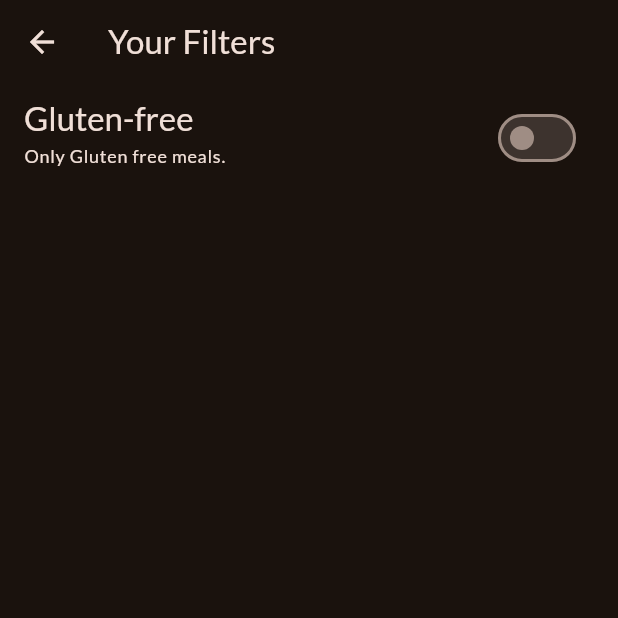
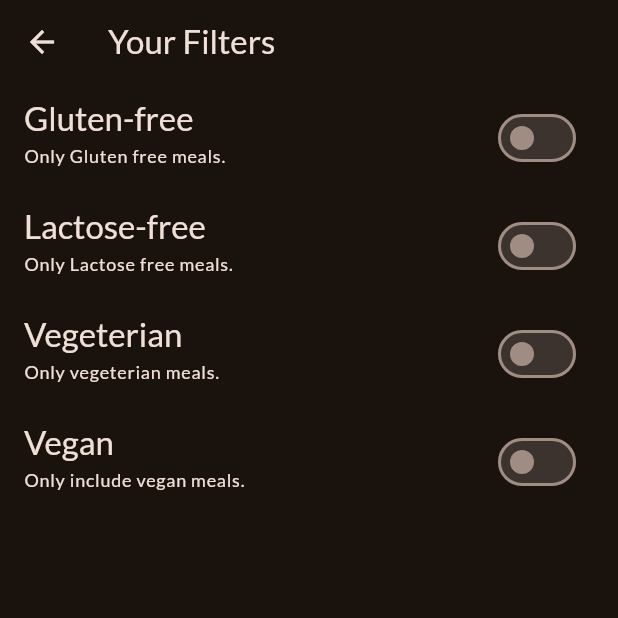
Before and after one commit to lahotimohit/mealsApp, a Flutter app: the FiltersScreen screen opened directly, on a phone screen of 412 x 824 dp, the top half of it. Run offline on Flutter 3.47's test engine with Material 3 defaults, Android fonts, the phone set to English and light mode, and no system bars; our stand-ins replace google_fonts, transparent_image.

Commit message:
adding more filter options

```diff
--- a/lib/screens/filters.dart
+++ b/lib/screens/filters.dart
@@ -11,6 +11,9 @@ class FiltersScreen extends StatefulWidget {
 
 class _FilterScreen extends State<FiltersScreen> {
   var _glutenFreeFilterSet = false;
+  var _lactoseFreeFilterSet = false;
+  var _vegeterianFilterSet = false;
+  var _veganFreeFilterSet = false;
 
   @override
   Widget build(BuildContext context) {
@@ -41,7 +44,73 @@ class _FilterScreen extends State<FiltersScreen> {
                   .labelMedium!
                   .copyWith(color: Theme.of(context).colorScheme.onSurface),
             ),
-          )
+          ),
+          SwitchListTile(
+            value: _lactoseFreeFilterSet,
+            onChanged: (isChanged) {
+              setState(() {
+                _lactoseFreeFilterSet = isChanged;
+              });
+            },
+            title: Text(
+              "Lactose-free",
+              style: Theme.of(context)
+                  .textTheme
+                  .titleLarge!
+                  .copyWith(color: Theme.of(context).colorScheme.onSurface),
+            ),
+            subtitle: Text(
+              "Only Lactose free meals.",
+              style: Theme.of(context)
+                  .textTheme
+                  .labelMedium!
+                  .copyWith(color: Theme.of(context).colorScheme.onSurface),
+            ),
+          ),
+          SwitchListTile(
+            value: _vegeterianFilterSet,
+            onChanged: (isChecked) {
+              setState(() {
+                _vegeterianFilterSet = isChecked;
+              });
+            },
+            title: Text(
+              "Vegeterian",
+              style: Theme.of(context)
+                  .textTheme
+                  .titleLarge!
+                  .copyWith(color: Theme.of(context).colorScheme.onSurface),
+            ),
+            subtitle: Text(
+              "Only vegeterian meals.",
+              style: Theme.of(context)
+                  .textTheme
+                  .labelMedium!
+                  .copyWith(color: Theme.of(context).colorScheme.onSurface),
+            ),
+          ),
+          SwitchListTile(
+            value: _veganFreeFilterSet,
+            onChanged: (isChanged) {
+              setState(() {
+                _veganFreeFilterSet = isChanged;
+              });
+            },
+            title: Text(
+              "Vegan",
+              style: Theme.of(context)
+                  .textTheme
+                  .titleLarge!
+                  .copyWith(color: Theme.of(context).colorScheme.onSurface),
+            ),
+            subtitle: Text(
+              "Only include vegan meals.",
+              style: Theme.of(context)
+                  .textTheme
+                  .labelMedium!
+                  .copyWith(color: Theme.of(context).colorScheme.onSurface),
+            ),
+          ),
         ],
       ),
     );
```
